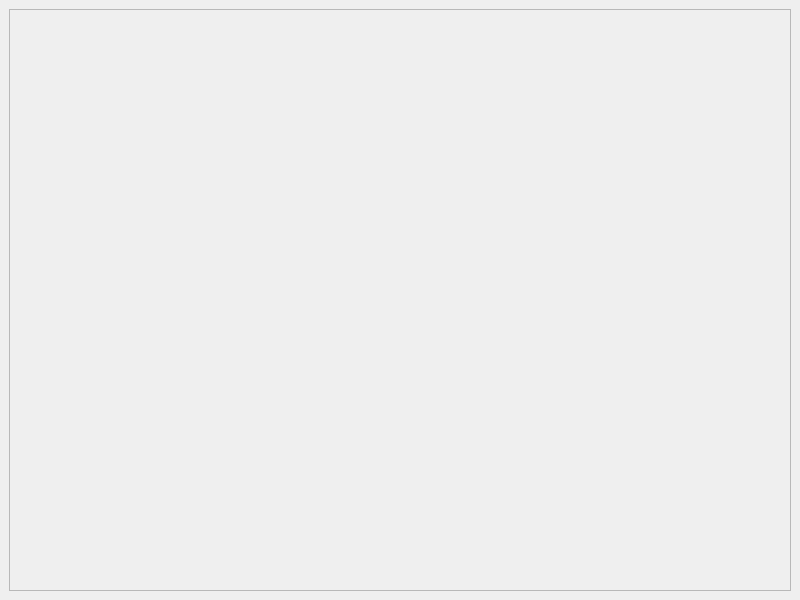
This is editor/map_editor.ui in bheinks/pork as Qt 5 draws it before an edit. The edited form follows.
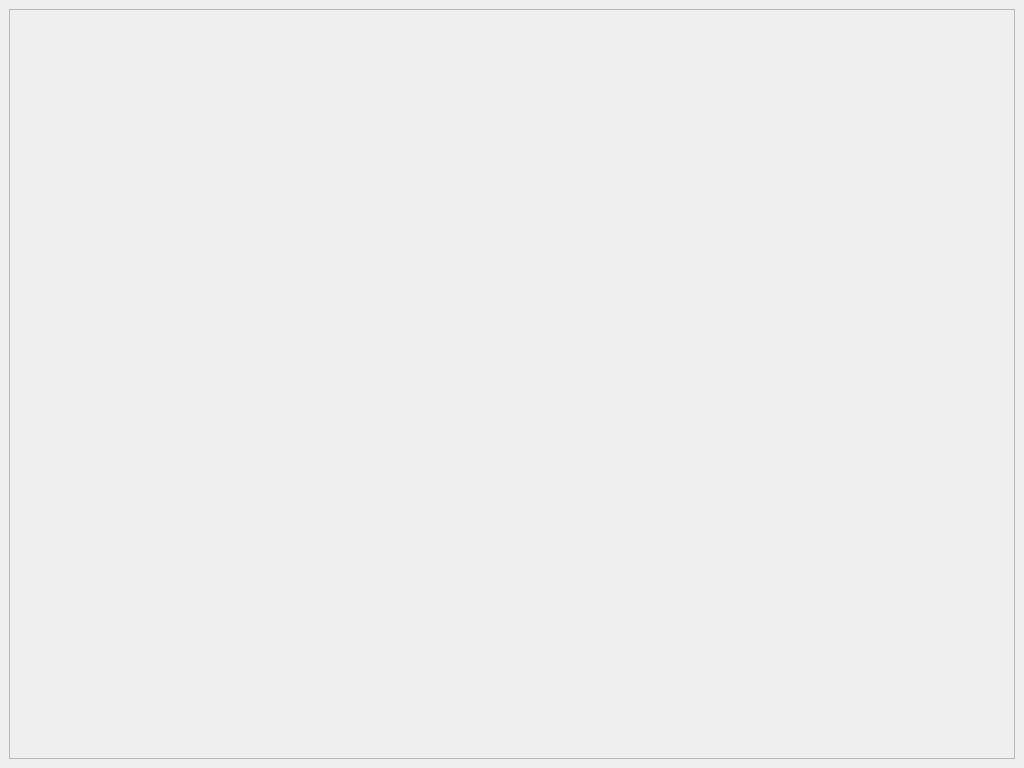
This is the edited form.

Patch:
```diff
--- a/editor/map_editor.ui
+++ b/editor/map_editor.ui
@@ -6,8 +6,8 @@
    <rect>
     <x>0</x>
     <y>0</y>
-    <width>800</width>
-    <height>600</height>
+    <width>1024</width>
+    <height>768</height>
    </rect>
   </property>
   <property name="windowTitle">
@@ -25,8 +25,8 @@
         <rect>
          <x>0</x>
          <y>0</y>
-         <width>780</width>
-         <height>560</height>
+         <width>1000</width>
+         <height>718</height>
         </rect>
        </property>
        <layout class="QHBoxLayout" name="horizontalLayout_2">
```
Left out of the diff: 4 changed lines with no effect on the pictures.
